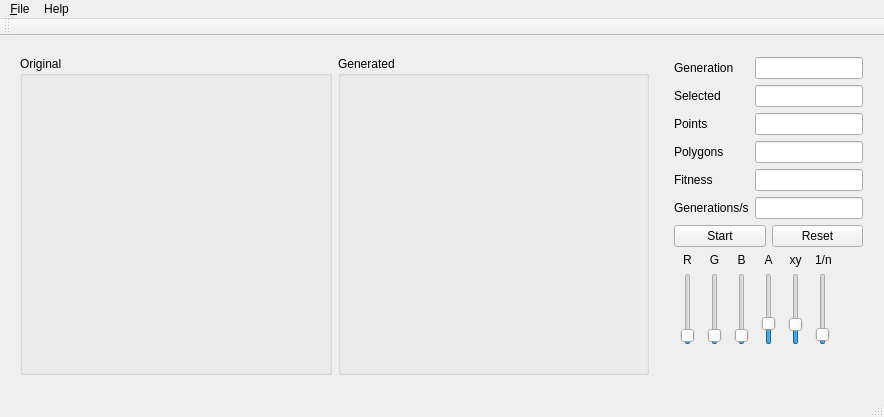
superkartoffel/evo-cubist, file mainwindow.ui: the form before one commit.
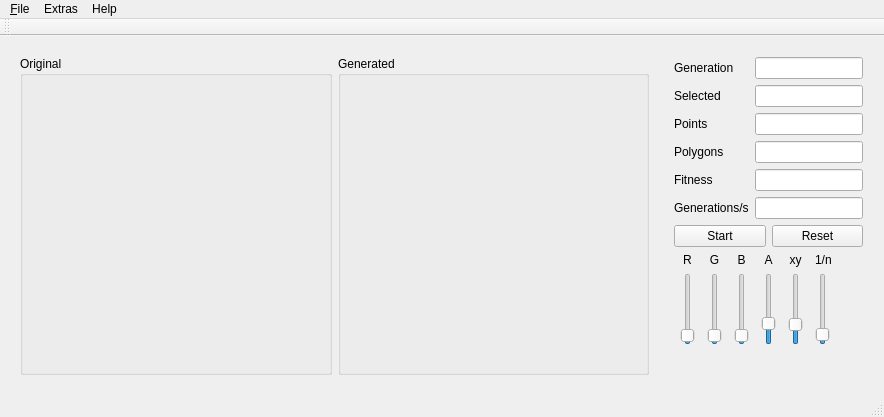
The form after the commit.

Patch:
```diff
--- a/mainwindow.ui
+++ b/mainwindow.ui
@@ -528,7 +528,14 @@
     <addaction name="separator"/>
     <addaction name="actionAboutQt"/>
    </widget>
+   <widget class="QMenu" name="menuExtras">
+    <property name="title">
+     <string>Extras</string>
+    </property>
+    <addaction name="actionOptions"/>
+   </widget>
    <addaction name="menu_File"/>
+   <addaction name="menuExtras"/>
    <addaction name="menuHelp"/>
   </widget>
   <widget class="QToolBar" name="mainToolBar">
```
Left out of the diff: 5 changed lines with no effect on the pictures.
